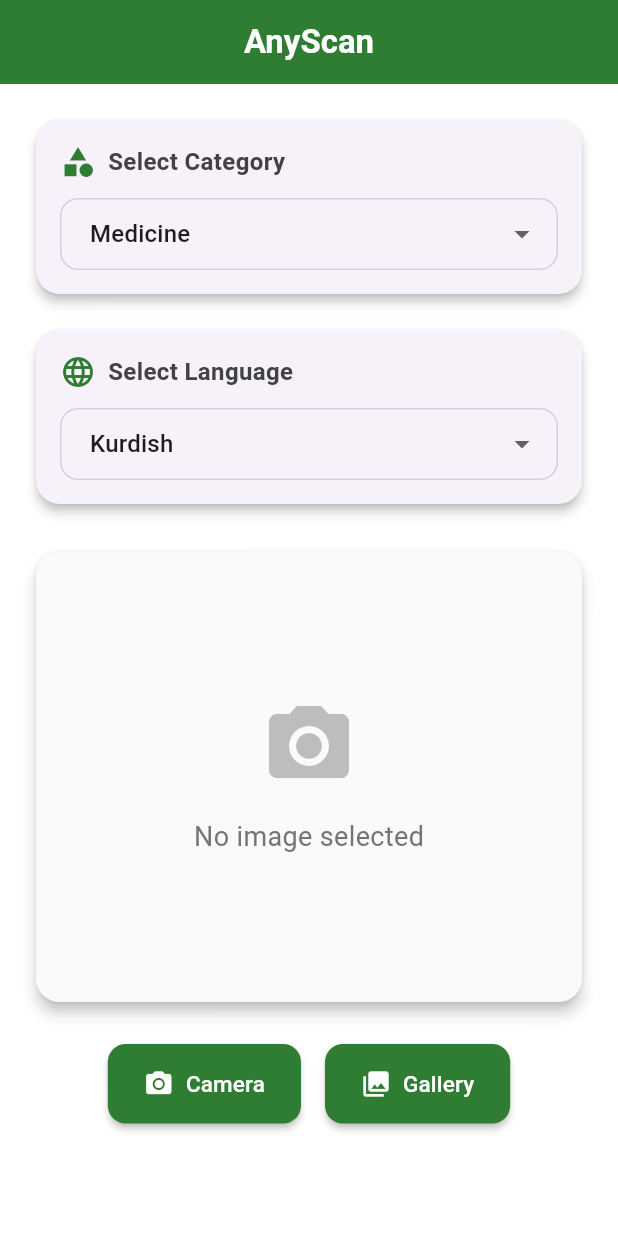
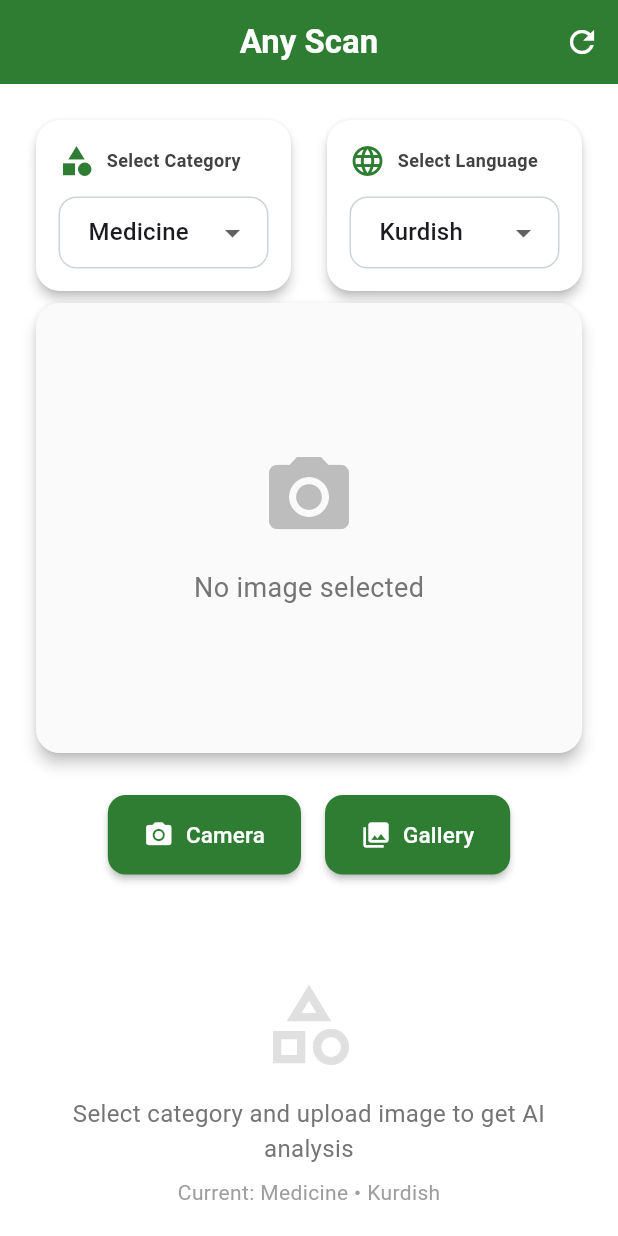
Before and after one commit to totenkopf7/medsnap, a Flutter app: the screen it shows after launch, on a phone screen of 412 x 824 dp. Run offline on Flutter 3.47's test engine with Material 3 defaults, Android fonts, the phone set to English and light mode, and no system bars; our stand-ins replace image_picker.

```diff
--- a/lib/home_page.dart
+++ b/lib/home_page.dart
@@ -31,6 +31,16 @@ class _HomePageState extends State<HomePage> {
     'Food',
     'General'
   ];
+
+  void refresh() {
+    setState(() {
+      _image = null;
+      _description = null;
+      _isLoading = false;
+      _selectedCategory = 'Medicine';
+      _selectedLanguage = 'Kurdish';
+    });
+  }
 
   Future<void> _pickImage(ImageSource source) async {
     try {
@@ -85,7 +95,7 @@ class _HomePageState extends State<HomePage> {
       backgroundColor: Colors.white,
       appBar: AppBar(
         title: const Text(
-          'AnyScan',
+          'Any Scan',
           style: TextStyle(
             fontWeight: FontWeight.w600,
             color: Colors.white,
@@ -94,138 +104,29 @@ class _HomePageState extends State<HomePage> {
         centerTitle: true,
         backgroundColor: AppColors.primaryColor,
         elevation: 0,
+        actions: [
+          IconButton(
+            tooltip: 'Refresh',
+            icon: const Icon(Icons.refresh, color: Colors.white),
+            onPressed: refresh,
+          ),
+        ],
       ),
       body: SingleChildScrollView(
         child: Padding(
           padding: const EdgeInsets.all(20.0),
           child: Column(
             children: [
-              // Category Selection Card
-              Card(
-                elevation: 3,
-                shape: RoundedRectangleBorder(
-                  borderRadius: BorderRadius.circular(16),
-                ),
-                child: Padding(
-                  padding: const EdgeInsets.all(16.0),
-                  child: Column(
-                    crossAxisAlignment: CrossAxisAlignment.start,
-                    children: [
               Row(
                 children: [
-                          Icon(Icons.category, color: AppColors.primaryColor),
-                          SizedBox(width: 8),
-                          Text(
-                            'Select Category',
-                            style: TextStyle(
-                              fontSize: 16,
-                              fontWeight: FontWeight.w600,
-                              color: Colors.grey[800],
-                            ),
-                          ),
+                  // Category Selection Card
+                  Expanded(child: _buildCategoryCard()),
+
+                  SizedBox(width: 16),
+                  // Language Selection Card
+                  Expanded(child: _buildLanguageCard()),
                 ],
               ),
-                      SizedBox(height: 12),
-                      DropdownButtonFormField<String>(
-                        value: _selectedCategory,
-                        decoration: InputDecoration(
-                          contentPadding: EdgeInsets.symmetric(
-                              horizontal: 16, vertical: 12),
-                          border: OutlineInputBorder(
-                            borderRadius: BorderRadius.circular(12),
-                            borderSide: BorderSide(color: AppColors.neutralColor),
-                          ),
-                          enabledBorder: OutlineInputBorder(
-                            borderRadius: BorderRadius.circular(12),
-                            borderSide: BorderSide(color: AppColors.neutralColor),
-                          ),
-                          focusedBorder: OutlineInputBorder(
-                            borderRadius: BorderRadius.circular(12),
-                            borderSide: BorderSide(color: AppColors.primaryColor),
-                          ),
-                        ),
-                        items: _categories
-                            .map((category) => DropdownMenuItem(
-                                  value: category,
-                                  child: Text(category),
-                                ))
-                            .toList(),
-                        onChanged: (value) {
-                          setState(() {
-                            _selectedCategory = value ?? 'Medicine';
-                          });
-                        },
-                      ),
-                    ],
-                  ),
-                ),
-              ),
-
-              SizedBox(height: 16),
-
-              // Language Selection Card
-              Card(
-                elevation: 3,
-                shape: RoundedRectangleBorder(
-                  borderRadius: BorderRadius.circular(16),
-                ),
-                child: Padding(
-                  padding: const EdgeInsets.all(16.0),
-                  child: Column(
-                    crossAxisAlignment: CrossAxisAlignment.start,
-                    children: [
-                      Row(
-                        children: [
-                          Icon(Icons.language, color: AppColors.primaryColor),
-                          SizedBox(width: 8),
-                          Text(
-                            'Select Language',
-                            style: TextStyle(
-                              fontSize: 16,
-                              fontWeight: FontWeight.w600,
-                              color: Colors.grey[800],
-                            ),
-                          ),
-                        ],
-                      ),
-                      SizedBox(height: 12),
-                      DropdownButtonFormField<String>(
-                        value: _selectedLanguage,
-                        decoration: InputDecoration(
-                          contentPadding: EdgeInsets.symmetric(
-                              horizontal: 16, vertical: 12),
-                          border: OutlineInputBorder(
-                            borderRadius: BorderRadius.circular(12),
-                            borderSide: BorderSide(color: AppColors.neutralColor),
-                          ),
-                          enabledBorder: OutlineInputBorder(
-                            borderRadius: BorderRadius.circular(12),
-                            borderSide: BorderSide(color: AppColors.neutralColor),
-                          ),
-                          focusedBorder: OutlineInputBorder(
-                            borderRadius: BorderRadius.circular(12),
-                            borderSide: BorderSide(color: AppColors.primaryColor),
-                          ),
-                        ),
-                        items: _languages
-                            .map((language) => DropdownMenuItem(
-                                  value: language,
-                                  child: Text(language),
-                                ))
-                            .toList(),
-                        onChanged: (value) {
-                          setState(() {
-                            _selectedLanguage = value ?? 'Kurdish';
-                          });
-                        },
-                      ),
-                    ],
-                  ),
-                ),
-              ),
-
-              SizedBox(height: 24),
-
               // Image Preview Card
               Card(
                 elevation: 4,
@@ -289,7 +190,7 @@ class _HomePageState extends State<HomePage> {
                 ],
               ),
 
-              const SizedBox(height: 32),
+              const SizedBox(height: 28),
 
               // Loading Indicator
               if (_isLoading)
@@ -299,7 +200,8 @@ class _HomePageState extends State<HomePage> {
                       width: 50,
                       height: 50,
                       child: CircularProgressIndicator(
-                        valueColor: AlwaysStoppedAnimation(AppColors.primaryColor),
+                        valueColor:
+                            AlwaysStoppedAnimation(AppColors.primaryColor),
                         strokeWidth: 3,
                       ),
                     ),
@@ -316,7 +218,7 @@ class _HomePageState extends State<HomePage> {
                     Text(
                       'Category: $_selectedCategory • Language: $_selectedLanguage',
                       style: TextStyle(
-                        fontSize: 14,
+                        fontSize: 10,
                         color: Colors.grey[600],
                       ),
                     ),
@@ -362,7 +264,7 @@ class _HomePageState extends State<HomePage> {
                               child: Text(
                                 '$_selectedCategory • $_selectedLanguage',
                                 style: TextStyle(
-                                  fontSize: 12,
+                                  fontSize: 10,
                                   color: AppColors.primaryColor,
                                   fontWeight: FontWeight.w500,
                                 ),
@@ -427,8 +329,10 @@ class _HomePageState extends State<HomePage> {
                     ],
                   ),
                 ),
-              const SizedBox(height: 40),
-              Text(
+              const SizedBox(height: 44),
+              const Padding(
+                padding: EdgeInsets.all(12.0),
+                child: Text(
                   'Developed by Zinar Mizury',
                   style: TextStyle(
                     fontSize: 12,
@@ -436,6 +340,7 @@ class _HomePageState extends State<HomePage> {
                     fontWeight: FontWeight.w400,
                   ),
                   textAlign: TextAlign.center,
+                ),
               ),
             ],
           ),
@@ -477,6 +382,133 @@ class _HomePageState extends State<HomePage> {
     );
   }
 
+  Widget _buildCategoryCard() {
+    return // Category Selection Card
+        Card(
+      color: Colors.white,
+      elevation: 3,
+      shape: RoundedRectangleBorder(
+        borderRadius: BorderRadius.circular(16),
+      ),
+      child: Padding(
+        padding: const EdgeInsets.all(15.0),
+        child: Column(
+          crossAxisAlignment: CrossAxisAlignment.start,
+          children: [
+            Row(
+              children: [
+                Icon(Icons.category, color: AppColors.primaryColor),
+                SizedBox(width: 8),
+                Text(
+                  'Select Category',
+                  style: TextStyle(
+                    fontSize: 12,
+                    fontWeight: FontWeight.w600,
+                    color: Colors.grey[800],
+                  ),
+                ),
+              ],
+            ),
+            SizedBox(height: 12),
+            DropdownButtonFormField<String>(
+              value: _selectedCategory,
+              decoration: InputDecoration(
+                contentPadding:
+                    EdgeInsets.symmetric(horizontal: 16, vertical: 12),
+                border: OutlineInputBorder(
+                  borderRadius: BorderRadius.circular(12),
+                  borderSide: BorderSide(color: AppColors.neutralColor),
+                ),
+                enabledBorder: OutlineInputBorder(
+                  borderRadius: BorderRadius.circular(12),
+                  borderSide: BorderSide(color: AppColors.neutralColor),
+                ),
+                focusedBorder: OutlineInputBorder(
+                  borderRadius: BorderRadius.circular(12),
+                  borderSide: BorderSide(color: AppColors.primaryColor),
+                ),
+              ),
+              items: _categories
+                  .map((category) => DropdownMenuItem(
+                        value: category,
+                        child: Text(category),
+                      ))
+                  .toList(),
+              onChanged: (value) {
+                setState(() {
+                  _selectedCategory = value ?? 'Medicine';
+                });
+              },
+            ),
+          ],
+        ),
+      ),
+    );
+  }
+
+  Widget _buildLanguageCard() {
+    return Card(
+      color: Colors.white,
+      elevation: 3,
+      shape: RoundedRectangleBorder(
+        borderRadius: BorderRadius.circular(16),
+      ),
+      child: Padding(
+        padding: const EdgeInsets.all(15.0),
+        child: Column(
+          crossAxisAlignment: CrossAxisAlignment.start,
+          children: [
+            Row(
+              children: [
+                Icon(Icons.language, color: AppColors.primaryColor),
+                SizedBox(width: 8),
+                Text(
+                  'Select Language',
+                  style: TextStyle(
+                    fontSize: 12,
+                    fontWeight: FontWeight.w600,
+                    color: Colors.grey[800],
+                  ),
+                ),
+              ],
+            ),
+            SizedBox(height: 12),
+            DropdownButtonFormField<String>(
+              value: _selectedLanguage,
+              decoration: InputDecoration(
+                contentPadding:
+                    EdgeInsets.symmetric(horizontal: 16, vertical: 12),
+                border: OutlineInputBorder(
+                  borderRadius: BorderRadius.circular(12),
+                  borderSide: BorderSide(color: AppColors.neutralColor),
+                ),
+                enabledBorder: OutlineInputBorder(
+                  borderRadius: BorderRadius.circular(12),
+                  borderSide: BorderSide(color: AppColors.neutralColor),
+                ),
+                focusedBorder: OutlineInputBorder(
+                  borderRadius: BorderRadius.circular(12),
+                  borderSide: BorderSide(color: AppColors.primaryColor),
+                ),
+              ),
+              items: _languages
+                  .map((language) => DropdownMenuItem(
+                        value: language,
+                        child: Text(language),
+                      ))
+                  .toList(),
+              onChanged: (value) {
+                setState(() {
+                  _selectedLanguage = value ?? 'Kurdish';
+                });
+              },
+            ),
+          ],
+        ),
+      ),
+    );
+  }
+
   Icon _getCategoryIcon(String category) {
     switch (category) {
       case 'Medicine':
```
Also changed, not shown: requirements.txt (line endings or trailing spaces), 3 other files. Lines whose indentation alone changed are shown as unchanged.
